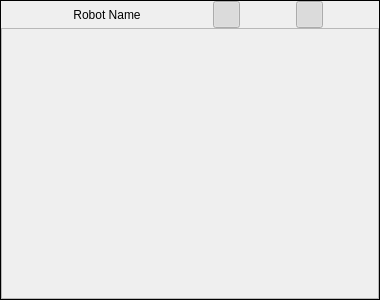
dasys-lab/alica-essentials, file robot_control/ui/ControlledRobot.ui: the form before one commit.
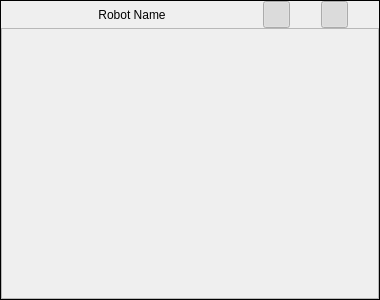
The form after the commit. Icons and pictures are not drawn.

What changed in the file:
```diff
--- a/robot_control/ui/ControlledRobot.ui
+++ b/robot_control/ui/ControlledRobot.ui
@@ -80,7 +80,7 @@
        </property>
        <property name="maximumSize">
         <size>
-         <width>100</width>
+         <width>200</width>
          <height>27</height>
         </size>
        </property>
```
